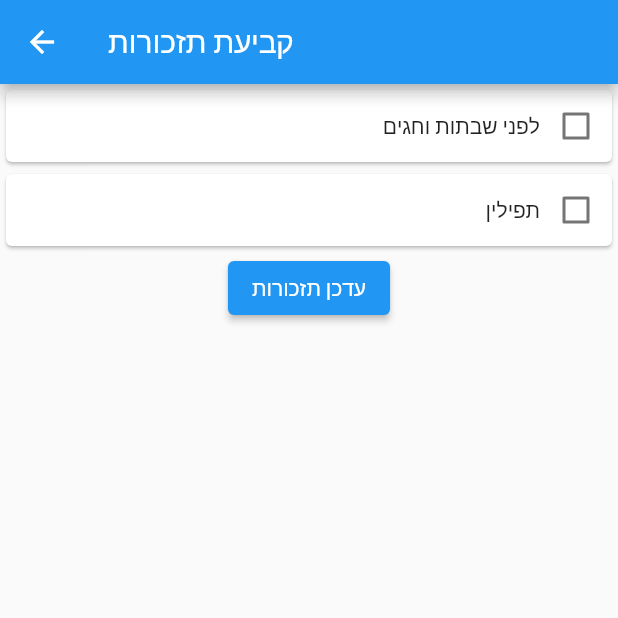
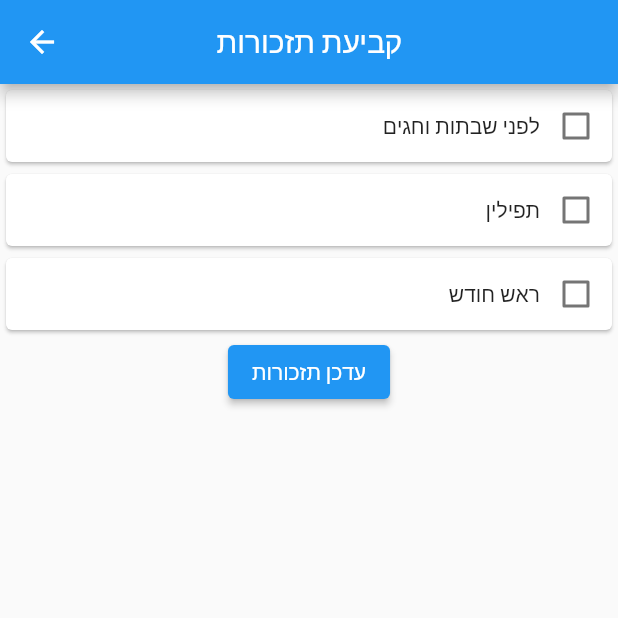
Before and after one commit to Guyco070/Kodesh-app----Flutter-app, a Flutter app: the screen it shows after launch, in the side drawer, after a tap on "קביעת תזכורות", on a phone screen of 412 x 824 dp, the top half of it. Run offline on Flutter 3.47's test engine with Material 2 defaults, Android fonts, the phone set to English and light mode, and no system bars; our stand-ins replace flutter_local_notifications, numberpicker, shared_preferences, timezone; network calls fail.

Commit message:
reminders for shabat, holidays, tefilin and rosh chodesh added

```diff
--- a/lib/api/notification_api.dart
+++ b/lib/api/notification_api.dart
@@ -40,12 +40,11 @@ class NotificationApi {
     );
   }
 
-
   static void cancel(int id) => _notifications.cancel(id);
   static void cancelAll() => _notifications.cancelAll();
 
   // instant notifications
-  Future<void> showNotification({
+  static Future<void> showNotification({
     int id = 0,
     String? title,
     String? body,
@@ -95,19 +94,19 @@ class NotificationApi {
     );
   }
 
-  Future<void> showSchedualeDailyNotification({
-    //including shabat...
-    int id = 0,
-    String? title,
-    String? body,
-    String? payload,
-  }) async {
+  static Future<void> showSchedualeDailyNotification( // set reminders evry day including sutterdays and holidays
+      {
+      //including shabat...
+      int id = 0,
+      String? title,
+      String? body,
+      String? payload,
+      required Time time}) async {
     return _notifications.zonedSchedule(
       id,
       title,
       body,
-      _schedualeDailyWithoutSaturday(
-          const Time(8)), // every day at 08:00 not including saturday
+      schedualeDaily(time),
       uiLocalNotificationDateInterpretation:
           UILocalNotificationDateInterpretation.absoluteTime,
       matchDateTimeComponents: DateTimeComponents.time,
@@ -115,6 +114,10 @@ class NotificationApi {
       _notificationDetails(),
       payload: payload,
     );
+  }
+
+  static Future<List<PendingNotificationRequest>> get getPendingNotificationRequests async {
+    return (await _notifications.pendingNotificationRequests());
   }
 
   static DateTime _nextTimeWeekday(int wantedDayweek) {
@@ -130,7 +133,7 @@ class NotificationApi {
     return y; // if today is weekday
   }
 
-  static TZDateTime _schedualeDaily(Time time) {
+  static TZDateTime schedualeDaily(Time time) {
     final now = TZDateTime.now(local);
     final schedualedDate = TZDateTime(local, now.year, now.month, now.day,
         time.hour, time.minute, time.second);
@@ -140,23 +143,24 @@ class NotificationApi {
         : schedualedDate;
   }
 
-  static TZDateTime _schedualeDailyWithoutSaturday(Time time,
-      {List<int> days = const [
-        DateTime.sunday,
-        DateTime.monday,
-        DateTime.tuesday,
-        DateTime.wednesday,
-        DateTime.thursday,
-        DateTime.friday
-      ]}) {
-    // TODO: include holidays
-    final schedualedDate = _schedualeDaily(time);
-    while (!days.contains(schedualedDate.weekday)) {
-      schedualedDate.add(const Duration(days: 1));
-    }
+  // static TZDateTime schedualeDailyWithoutSaturday(Time time,
+  //     {List<int> days = const [
+  //       DateTime.sunday,
+  //       DateTime.monday,
+  //       DateTime.tuesday,
+  //       DateTime.wednesday,
+  //       DateTime.thursday,
+  //       DateTime.friday
+  //     ]}) {
+  //   // TODO: include holidays
 
-    return schedualedDate;
-  }
+  //   final schedualedDate = schedualeDaily(time);
+  //   while (!days.contains(schedualedDate.weekday)) {
+  //     schedualedDate.add(const Duration(days: 1));
+  //   }
+
+  //   return schedualedDate;
+  // }
 
   // actions
   void onDidReceiveLocalNotification(
--- a/lib/main.dart
+++ b/lib/main.dart
@@ -1,4 +1,5 @@
 import 'package:flutter/material.dart';
+import 'package:kodesh_app/api/notification_api.dart';
 import 'package:kodesh_app/providers/events.dart';
 import 'package:kodesh_app/providers/reminders.dart';
 import 'package:kodesh_app/screens/schedual_notifications.dart';
@@ -14,11 +15,15 @@ class MyApp extends StatelessWidget {
   // This widget is the root of your application.
   @override
   Widget build(BuildContext context) {
+    Reminders reminders = Reminders();
+    Events events = Events();
+    NotificationApi().initialize();
+    reminders.setReminders();
     return MultiProvider(
       providers: [
-          ChangeNotifierProvider(create: (context) =>  Events()),
-          ChangeNotifierProvider(create: (context) =>  Reminders()),
-        ],
+        ChangeNotifierProvider(create: (context) => events),
+        ChangeNotifierProvider(create: (context) => reminders),
+      ],
       child: MaterialApp(
         title: 'Kodesh',
         theme: ThemeData(
@@ -26,7 +31,8 @@ class MyApp extends StatelessWidget {
         ),
         home: const EventScreen(),
         routes: {
-          SchedualNotficationsScreen.routeName:(context) => const SchedualNotficationsScreen(),
+          SchedualNotficationsScreen.routeName: (context) =>
+              const SchedualNotficationsScreen(),
         },
       ),
     );
--- a/lib/providers/reminders.dart
+++ b/lib/providers/reminders.dart
@@ -1,18 +1,21 @@
 import 'package:flutter/material.dart';
+import 'package:flutter_local_notifications/flutter_local_notifications.dart';
 import 'package:intl/intl.dart';
 import 'package:kodesh_app/api/notification_api.dart';
 import 'package:kodesh_app/models/event.dart';
 import 'package:kodesh_app/models/holiday.dart';
+import 'package:kodesh_app/models/rosh_chodesh.dart';
 import 'package:kodesh_app/models/shabat.dart';
 import 'package:kodesh_app/providers/events.dart';
-import 'package:provider/provider.dart';
 import 'package:shared_preferences/shared_preferences.dart';
+import 'package:timezone/timezone.dart';
 
 class Reminders with ChangeNotifier {
+  int id = 0;
   bool shabatAndHolidays = false;
   bool tefilin = false;
   bool preys = false;
-  bool roshHodesh = false;
+  bool roshChodesh = false;
 
   String reminderCity = 'IL-Jerusalem|281184';
   String city = 'IL-Jerusalem|281184';
@@ -20,9 +23,19 @@ class Reminders with ChangeNotifier {
   int beforeShabatHours = 0;
 
   String tefilinTime = '06:00';
+  String roshChodeshTime = '06:00';
+
+  Reminders() {
+    getData();
+  }
 
   setReminderCity(String newCity) {
     reminderCity = newCity;
+    notifyListeners();
+  }
+
+  setRoshChodesh(bool newRoshChodesh) {
+    roshChodesh = newRoshChodesh;
     notifyListeners();
   }
 
@@ -51,73 +64,9 @@ class Reminders with ChangeNotifier {
     notifyListeners();
   }
 
-  setReminders(BuildContext context) async {
-    NotificationApi.cancelAll();
-
-    SharedPreferences prefs = await SharedPreferences.getInstance();
-    prefs.setBool('shabatAndHolidays', shabatAndHolidays);
-    prefs.setString('reminderCity', reminderCity);
-    prefs.setInt('beforeShabatHours', beforeShabatHours);
-    prefs.setInt('beforeShabatMinutes', beforeShabatMinutes);
-
-    prefs.setBool('tefilin', tefilin);
-    if(tefilin) {
-      prefs.setString('tefilinTime', tefilinTime);
-    }
-
-    Events events = Provider.of<Events>(context, listen: false);
-    Map<String, dynamic> extractData =
-        await events.tryFetch(cityToTake: reminderCity, isToday: true);
-
-    List<Event> items = Events.getEventsItemsFromMap(extractData['items']);
-    int id = 0;
-    final DateTime now = DateTime.now();
-    for (Event e in items) {
-      if (shabatAndHolidays) {
-        if (e is Shabat) {
-          DateTime? x = e.entryDate!.subtract(
-              Duration(hours: beforeShabatHours, minutes: beforeShabatMinutes));
-          // print(x);
-          // print(DateFormat('HH:mm').format(x));
-          if (now.isBefore(x)) {
-            await NotificationApi.showSchedualedNotification(
-                id: id,
-                title: 'שבת שלום מאפליקציית קודש',
-                body:
-                    'אל תשכח להדליק מיחם ולחבר פלטה, ההדלקת נרות בשעה ${DateFormat('HH:mm').format(e.entryDate!)}',
-                date: x);
-            id++;
-          }
-        } else if (e is Holiday) {
-          DateTime? x;
-          if (DateFormat('HH:mm').format(e.entryDate!) == '00:00') {
-            x = DateTime(e.entryDate!.year, e.entryDate!.month,
-                e.entryDate!.day - 1, 20, 0);
-          } else {
-            x = e.entryDate!.subtract(Duration(
-                hours: beforeShabatHours, minutes: beforeShabatMinutes));
-          }
-          // print(x);
-          // print(DateFormat('HH:mm').format(e.entryDate!) == '00:00');
-          if (now.isBefore(x)) {
-            await NotificationApi.showSchedualedNotification(
-                id: id,
-                title: 'חג שמח מאפליקציית קודש',
-                body:
-                    'אל תשכח להדליק מיחם ולחבר פלטה, ההדלקת נרות בשעה ${DateFormat('HH:mm').format(e.entryDate!)}',
-                date: x);
-            id++;
-          }
-        }
-      }
-      // else if(shabatAndHolidays && e is Shabat){ // rosh chodesh
-
-      // }else if(shabatAndHolidays && e is Shabat){ // tefila
-
-      // }else if(shabatAndHolidays && e is Shabat){ // tefilin
-
-      // } // נרורת חנוכה ???
-    }
+  void setRoshChodeshTime(String newRoshChodeshTime) {
+    roshChodeshTime = newRoshChodeshTime;
+    notifyListeners();
   }
 
   getData() async {
@@ -153,6 +102,174 @@ class Reminders with ChangeNotifier {
     if (prefsKeys.contains('tefilinTime')) {
       tefilinTime = prefs.getString('tefilinTime')!;
     }
+
+    if (prefsKeys.contains('roshChodesh')) {
+      roshChodesh = prefs.getBool('roshChodesh')!;
+    }
+
+    if (prefsKeys.contains('roshChodeshTime')) {
+      roshChodeshTime = prefs.getString('roshChodeshTime')!;
+    }
     notifyListeners();
   }
+
+  updateAll() async {
+    SharedPreferences prefs = await SharedPreferences.getInstance();
+    prefs.setBool('shabatAndHolidays', shabatAndHolidays);
+    prefs.setString('reminderCity', reminderCity);
+    prefs.setInt('beforeShabatHours', beforeShabatHours);
+    prefs.setInt('beforeShabatMinutes', beforeShabatMinutes);
+
+    prefs.setBool('tefilin', tefilin);
+    prefs.setBool('roshChodesh', roshChodesh);
+
+    if (tefilin) prefs.setString('tefilinTime', tefilinTime);
+    if (roshChodesh) prefs.setString('roshChodeshTime', roshChodeshTime);
+  }
+
+  setReminders({bool update = false}) async {
+    if (update) {
+      updateAll();
+    }
+
+    NotificationApi.cancelAll();
+    id = 0;
+
+    List<TZDateTime> tefilinDates = [];
+    List<int> tzToRemove = [];
+
+    if (tefilin) tefilinDates = await setRemindersForTefilin();
+
+    Map<String, dynamic> extractData =
+        await Events().tryFetch(cityToTake: reminderCity, isToday: true);
+
+    List<Event> items = Events.getEventsItemsFromMap(extractData['items']);
+    final DateTime now = DateTime.now();
+    for (Event e in items) {
+      if (shabatAndHolidays) {
+        if (e is Shabat) {
+          DateTime? x = e.entryDate!.subtract(
+              Duration(hours: beforeShabatHours, minutes: beforeShabatMinutes));
+
+          if (now.isBefore(x)) {
+            String body =
+                'אל תשכח להדליק מיחם ולחבר פלטה. ההדלקת נרות בשעה ${DateFormat('HH:mm').format(e.entryDate!)}.';
+            if (e.releaseDate != null){
+              body +=
+                  '\nזמן הבדלה: ${DateFormat('dd/MM/yy - hh:mm').format(e.releaseDate!)}';
+            }
+
+            await NotificationApi.showSchedualedNotification(
+                id: id, title: 'שבת שלום מאפליקציית קודש', body: body, date: x);
+            id++;
+          }
+        } else if (e is Holiday) {
+          DateTime? x;
+          if (DateFormat('HH:mm').format(e.entryDate!) == '00:00') {
+            x = DateTime(e.entryDate!.year, e.entryDate!.month,
+                e.entryDate!.day - 1, 20, 0);
+          } else {
+            x = e.entryDate!.subtract(Duration(
+                hours: beforeShabatHours, minutes: beforeShabatMinutes));
+          }
+
+          if (now.isBefore(x)) {
+            String body =
+                'אל תשכח להדליק מיחם ולחבר פלטה. ההדלקת נרות בשעה ${DateFormat('HH:mm').format(e.entryDate!)}.';
+            if (e.releaseDate != null) {
+              body +=
+                  '\nזמן הבדלה: ${DateFormat('dd/MM/yy - hh:mm').format(e.releaseDate!)}';
+            }
+            await NotificationApi.showSchedualedNotification(
+                id: id,
+                title: 'חג שמח ${e.title} מאפליקציית קודש',
+                body: body,
+                date: x);
+            id++;
+          }
+          if (tefilinDates.isNotEmpty && e.releaseDate != null) {
+            tzToRemove.add(tefilinDates.indexOf(tefilinDates[0]));
+            for (TZDateTime tz in tefilinDates) {
+              if (tz.isAfter(e.entryDate!) &&
+                  tz.day == e.entryDate!.day &&
+                  tz.month == e.entryDate!.month &&
+                  tz.year == e.entryDate!.year) {
+                TZDateTime temp = tz.add(const Duration(days: 1));
+
+                while (temp.isBefore(e.releaseDate!)) {
+                  tzToRemove.add(tefilinDates.indexOf(temp));
+                  temp = temp.add(const Duration(days: 1));
+                }
+              }
+            }
+          }
+        }
+      }
+
+      if (roshChodesh && e is RoshChodesh) {
+        // rosh chodesh
+        DateTime dayBefore = DateTime(
+                e.entryDate!.year,
+                e.entryDate!.month,
+                e.entryDate!.day,
+                getRoshChodeshTimeObject.hour,
+                getRoshChodeshTimeObject.minute)
+            .subtract(const Duration(days: 1));
+
+        if (dayBefore.weekday > 5) {
+          dayBefore = dayBefore.subtract(Duration(days: dayBefore.weekday == 6 ? 1 : 2));
+        }
+
+        if (now.isBefore(dayBefore)) {
+          await NotificationApi.showSchedualedNotification(
+              id: id,
+              title:
+                  '${e.title} - ${DateFormat('dd/MM/yy').format(e.entryDate!)}',
+              body:
+                  'ביקשת שנזכיר לך שבתאריך ${DateFormat('HH:mm').format(e.entryDate!)} יתקיים ${e.title}',
+              date: dayBefore);
+          id++;
+        }
+      }
+
+      //else if(shabatAndHolidays && e is Shabat){ // tefila
+
+      // }else if(shabatAndHolidays && e is Shabat){ // נרורת חנוכה ???
+
+      // }
+    }
+
+    for (int i in tzToRemove) {
+      // remove holidays dates
+      NotificationApi.cancel(i);
+    }
+  }
+
+  Future<List<TZDateTime>> setRemindersForTefilin() async {
+    final tefilinDates = [
+      NotificationApi.schedualeDaily(getTefilinTimeObject),
+    ];
+
+    for (int i = 0; i < 7; i++) {
+      TZDateTime tz = tefilinDates.last
+          .add(Duration(days: tefilinDates.last.weekday == 6 ? 2 : 1));
+      tefilinDates.add(tz);
+      await NotificationApi.showSchedualedNotification(
+              id: id, title: 'קודש', body: 'הגיע הזמן להניח תפילין!', date: tz)
+          .then((value) => id++);
+    }
+    return tefilinDates;
+  }
+
+  Time get getTefilinTimeObject {
+    int hour = int.parse(tefilinTime.split(':')[0]);
+    int minutes = int.parse(tefilinTime.split(':')[1]);
+    return Time(hour, minutes);
+  }
+
+  Time get getRoshChodeshTimeObject {
+    int hour = int.parse(roshChodeshTime.split(':')[0]);
+    int minutes = int.parse(roshChodeshTime.split(':')[1]);
+    return Time(hour, minutes);
+  }
 }
--- a/lib/screens/event_screen.dart
+++ b/lib/screens/event_screen.dart
@@ -1,13 +1,9 @@
-import 'package:flutter/cupertino.dart';
 import 'package:flutter/material.dart';
-import 'package:intl/intl.dart';
-import 'package:kodesh_app/data/cities.dart';
 import 'package:kodesh_app/models/event.dart';
 import 'package:kodesh_app/models/shabat.dart';
 import 'package:kodesh_app/providers/events.dart';
 import 'package:kodesh_app/widgets/default_scaffold.dart';
 import 'package:kodesh_app/widgets/events_widgets/event_factory_widget.dart';
-import 'package:kodesh_app/widgets/loading_scaffold.dart';
 import 'package:kodesh_app/widgets/settings_bar.dart';
 import 'package:provider/provider.dart';
 import '../api/notification_api.dart';
@@ -26,15 +22,9 @@ class _EventScreenState extends State<EventScreen> {
 
   String? title;
 
-  late final NotificationApi service;
   @override
   void initState() {
     super.initState();
-
-    var events = Provider.of<Events>(context, listen: false);
-    events.getData();
-    service = NotificationApi();
-    service.initialize();
   }
 
   @override
@@ -108,20 +98,20 @@ class _EventScreenState extends State<EventScreen> {
               else
                 ..._getEventwidgets(events.items, events.isOnlyShabat),
 
-              ElevatedButton(
-                  onPressed: () async {
-                    await service.showNotification(
-                        title: 'Guy', body: 'Instant notfication');
-                  },
-                  child: const Text('Instant notification')),
-              ElevatedButton(
-                  onPressed: () async {
-                    await NotificationApi.showSchedualedNotification(
-                          title: 'Guy', body: 'Schedualed notfication',
-                          date: DateTime.now().add(const Duration(seconds: 5))
-                        );
-                  },
-                  child: const Text('Schedualed notification'))
+              // ElevatedButton(
+              //     onPressed: () async {
+              //       await NotificationApi.showNotification(
+              //           title: 'Guy', body: 'Instant notfication');
+              //     },
+              //     child: const Text('Instant notification')),
+              // ElevatedButton(
+              //     onPressed: () async {
+              //       await NotificationApi.showSchedualedNotification(
+              //             title: 'Guy', body: 'Schedualed notfication',
+              //             date: DateTime.now().add(const Duration(seconds: 5))
+              //           );
+              //     },
+              //     child: const Text('Schedualed notification'))
             ],
           ),
         ));
--- a/lib/screens/schedual_notifications.dart
+++ b/lib/screens/schedual_notifications.dart
@@ -17,7 +17,7 @@ class _SchedualNotficationsScreenState
     extends State<SchedualNotficationsScreen> {
   bool tefilin = false;
   bool preys = false;
-  bool roshHodesh = false;
+  bool roshChodesh = false;
   String tefilinTime = '';
 
   // TextEditingController? tefilinController;
@@ -36,12 +36,8 @@ class _SchedualNotficationsScreenState
     }
 
     while (hour!.length < 2 || minute!.length < 2) {
-      if (hour.length < 2) {
-        hour = '0$hour';
-      }
-      if (minute!.length < 2) {
-        minute = '0$minute';
-      }
+      hour = getSingleElementTime(hour);
+      minute = getSingleElementTime(minute!);
     }
     return '$hour:$minute';
   }
@@ -58,6 +54,22 @@ class _SchedualNotficationsScreenState
   @override
   Widget build(BuildContext context) {
     var reminders = Provider.of<Reminders>(context);
+
+    Card checkWidget({required String title, required bool value, required void Function(bool newValue) setter, }) {
+    return Card(
+            child: Row(
+              textDirection: TextDirection.rtl,
+              children: [
+                Checkbox(
+                    value: value,
+                    onChanged: (newTefilin) async {
+                      setter(newTefilin!);
+                    }),
+                Text(title)
+              ],
+            ),
+          );
+  }
 
     shabatAndHolidaysElements() {
       return [
@@ -155,6 +167,7 @@ class _SchedualNotficationsScreenState
     return Scaffold(
       appBar: AppBar(
         title: const Text('קביעת תזכורות'),
+        centerTitle: true,
       ),
       body: SingleChildScrollView(
         child: Column(
@@ -173,33 +186,21 @@ class _SchedualNotficationsScreenState
               ),
             ),
             if (reminders.shabatAndHolidays) ...shabatAndHolidaysElements(),
-            Card(
-              child: Row(
-                textDirection: TextDirection.rtl,
-                children: [
-                  Checkbox(
-                      value: reminders.tefilin,
-                      onChanged: (newTefilin) async {
-                        reminders.setTefilin(newTefilin!);
-                        // tefilinController = TextEditingController(
-                        //     text: getTime(
-                        //         Provider.of<Events>(context, listen: false)
-                        //             .items[0]
-                        //             .entryDate as DateTime));
-                      }),
-                  const Text('תפילין')
-                ],
-              ),
-            ),
+            checkWidget(title: 'תפילין', value: reminders.tefilin, setter: reminders.setTefilin),
             if (reminders.tefilin)
               Column(
+                children: [
+                  Row(
+                    mainAxisAlignment: MainAxisAlignment.center,
                     children: [
                       TextButton(
                         onPressed: () async {
                           TimeOfDay? time = await showTimePicker(
                               context: context,
-                          initialTime: const TimeOfDay(hour: 6, minute: 00),
-                          initialEntryMode: TimePickerEntryMode.dialOnly,
+                              initialTime: TimeOfDay(
+                                  hour: reminders.getTefilinTimeObject.hour,
+                                  minute:
+                                      reminders.getTefilinTimeObject.minute),
                               builder: (context, childWidget) {
                                 return MediaQuery(
                                     data: MediaQuery.of(context).copyWith(
@@ -209,14 +210,58 @@ class _SchedualNotficationsScreenState
                                     child: childWidget!);
                               });
                           if (time != null) {
-                        print(time);
-                        reminders.setTefilinTime('${time.hour}:${time.minute}');
+                            reminders.setTefilinTime(getTime(null,
+                                time.minute.toString(), time.hour.toString()));
                           }
                         },
                         child: Text(reminders.tefilinTime),
                       ),
-                  Text(
-                      'הזכר לי להניח תפילין כל יום בשעה ${reminders.tefilinTime}'),
+                      const Text('הזכר לי להניח תפילין כל יום בשעה'),
+                    ],
+                  ),
+                  const SizedBox(
+                    height: 7,
+                  ),
+                  const Divider(height: 15, thickness: 1.5),
+                  const SizedBox(
+                    height: 7,
+                  ),
+                ],
+              ),
+            checkWidget(title: 'ראש חודש', value: reminders.roshChodesh, setter: reminders.setRoshChodesh),
+             if (reminders.roshChodesh)
+              Column(
+                children: [
+                  Row(
+                    mainAxisAlignment: MainAxisAlignment.center,
+                    children: [
+                      TextButton(
+                        onPressed: () async {
+                          TimeOfDay? time = await showTimePicker(
+                              context: context,
+                              initialTime: TimeOfDay(
+                                  hour: reminders.getRoshChodeshTimeObject.hour,
+                                  minute:
+                                      reminders.getRoshChodeshTimeObject.minute),
+                              builder: (context, childWidget) {
+                                return MediaQuery(
+                                    data: MediaQuery.of(context).copyWith(
+                                        // Using 24-Hour format
+                                        alwaysUse24HourFormat: true),
+                                    // If you want 12-Hour format, just change alwaysUse24HourFormat to false or remove all the builder argument
+                                    child: childWidget!);
+                              });
+                          if (time != null) {
+                            reminders.setRoshChodeshTime(getTime(null,
+                                time.minute.toString(), time.hour.toString()));
+                          }
+                        },
+                        child: Text(reminders.roshChodeshTime),
+                      ),
+                      const Text('הזכר לי יום לפני ראש חודש בשעה'),
+                    ],
+                  ),
+                  Text('תזכורת זו תוקדם תמיד לימים שאינם שישי או שבת *', style: TextStyle(color: Colors.grey.shade700, fontSize: 12)),
                   const SizedBox(
                     height: 7,
                   ),
@@ -228,7 +273,9 @@ class _SchedualNotficationsScreenState
               ),
             ElevatedButton(
                 onPressed: () {
-                  reminders.setReminders(context);
+                  reminders.setReminders(update: true);
+                  Navigator.pushNamed(
+                      context, '/');
                 },
                 child: const Text('עדכן תזכורות'))
           ],
--- a/lib/widgets/app_drawer.dart
+++ b/lib/widgets/app_drawer.dart
@@ -1,6 +1,5 @@
 import 'package:flutter/material.dart';
 import 'package:kodesh_app/screens/schedual_notifications.dart';
-import 'package:provider/provider.dart';
 
 class AppDrawer extends StatelessWidget {
   const AppDrawer({Key? key}) : super(key: key);
@@ -13,10 +12,11 @@ class AppDrawer extends StatelessWidget {
           AppBar(
             title: const Text('שבת שלום'),
             automaticallyImplyLeading: false, // No back button
+            centerTitle: true,
           ),
           const Divider(),
           ListTile(
-            leading: const Icon(Icons.shop),
+            leading: const Icon(Icons.watch_later_outlined),
             title: const Text('קביעת תזכורות'),
             onTap: () => Navigator.pushNamed(context, SchedualNotficationsScreen.routeName),
           ),
```
Also changed, not shown: lib/providers/events.dart (+6 -6 lines). Lines whose indentation alone changed are shown as unchanged.
